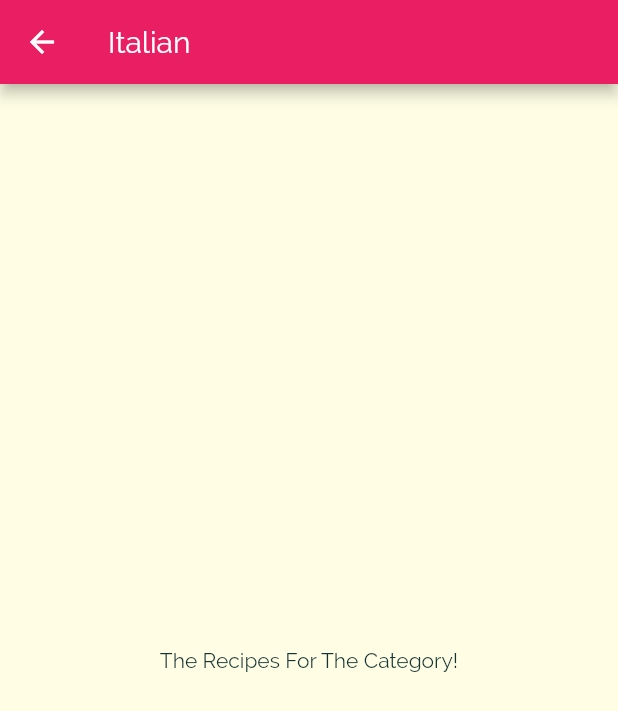
After one commit to MartinFrac/Meals_app_flutter, a Flutter app: the screen it shows after launch, after a tap on "Italian", on a phone screen of 412 x 824 dp. The commit adds this screen. Shown: the top 711 px of the screen. Run offline on Flutter 3.47's test engine with Material 2 defaults, Android fonts, the phone set to English and light mode, and no system bars.

Commit message:
added navigation with passing values via constructors

```diff
--- a/lib/categories_screen.dart
+++ b/lib/categories_screen.dart
@@ -14,6 +14,7 @@ class CategoriesScreen extends StatelessWidget {
         padding: const EdgeInsets.all(15),
         children: DUMMY_CATEGORIES
             .map((e) => CategoryItem(
+                  e.id,
                   e.title,
                   e.color,
                 ))
--- a/lib/category_item.dart
+++ b/lib/category_item.dart
@@ -1,14 +1,31 @@
 import 'package:flutter/material.dart';
 
+import './category_meals_screen.dart';
+
 class CategoryItem extends StatelessWidget {
+  final String id;
   final String title;
   final Color color;
 
-  CategoryItem(this.title, this.color);
+  CategoryItem(this.id, this.title, this.color);
+
+  void selectCategory(BuildContext ctx) {
+    Navigator.of(ctx).push(
+      MaterialPageRoute(
+        builder: (_) {
+          return CategoryMealsScreen(id, title);
+        },
+      ),
+    );
+  }
 
   @override
   Widget build(BuildContext context) {
-    return Container(
+    return InkWell(
+      onTap: () => selectCategory(context),
+      splashColor: Theme.of(context).primaryColor,
+      borderRadius: BorderRadius.circular(15),
+      child: Container(
         padding: const EdgeInsets.all(15),
         child: Text(
           title,
@@ -25,6 +42,7 @@ class CategoryItem extends StatelessWidget {
           ),
           borderRadius: BorderRadius.circular(15),
         ),
+      ),
     );
   }
 }
--- /dev/null
+++ b/lib/category_meals_screen.dart
@@ -0,0 +1,20 @@
+import 'package:flutter/material.dart';
+
+class CategoryMealsScreen extends StatelessWidget {
+  final String categoryId;
+  final String categoryTitle;
+
+  CategoryMealsScreen(this.categoryId, this.categoryTitle);
+
+  @override
+  Widget build(BuildContext context) {
+    return Scaffold(
+      appBar: AppBar(
+        title: Text(categoryTitle),
+      ),
+      body: Center(
+        child: Text('The Recipes For The Category!'),
+      ),
+    );
+  }
+}
```
Lines whose indentation alone changed are shown as unchanged.
